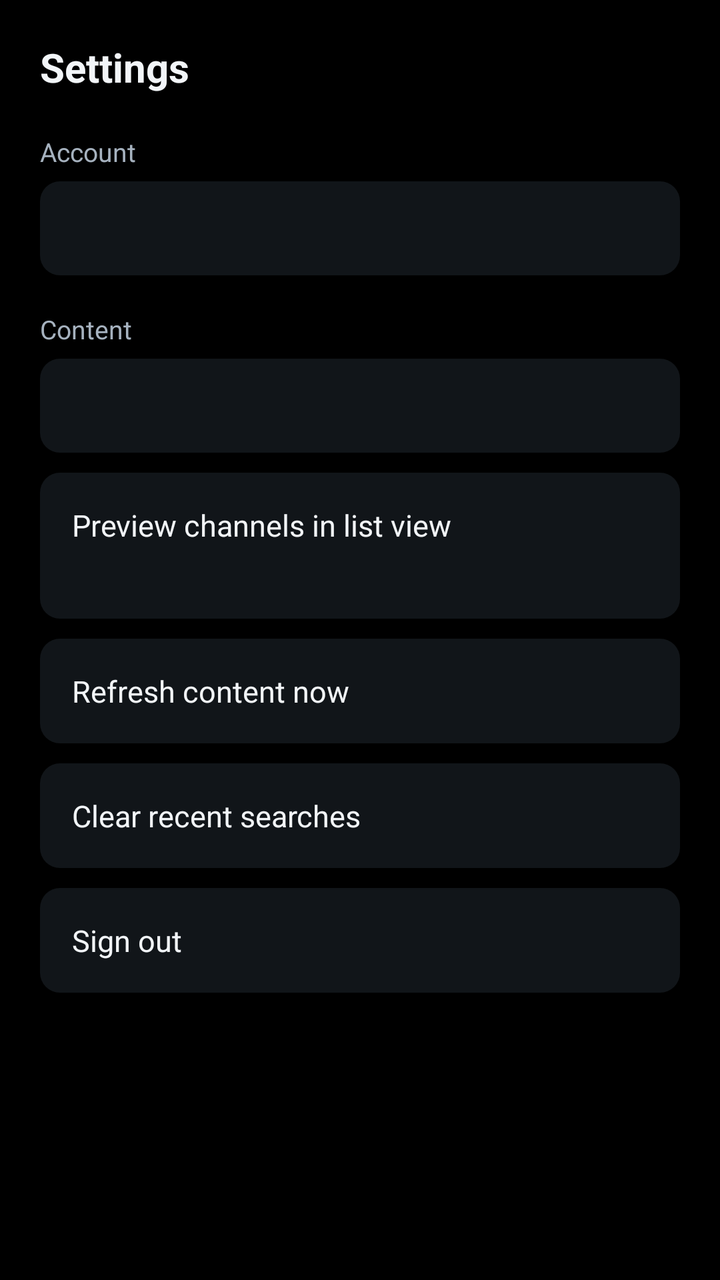
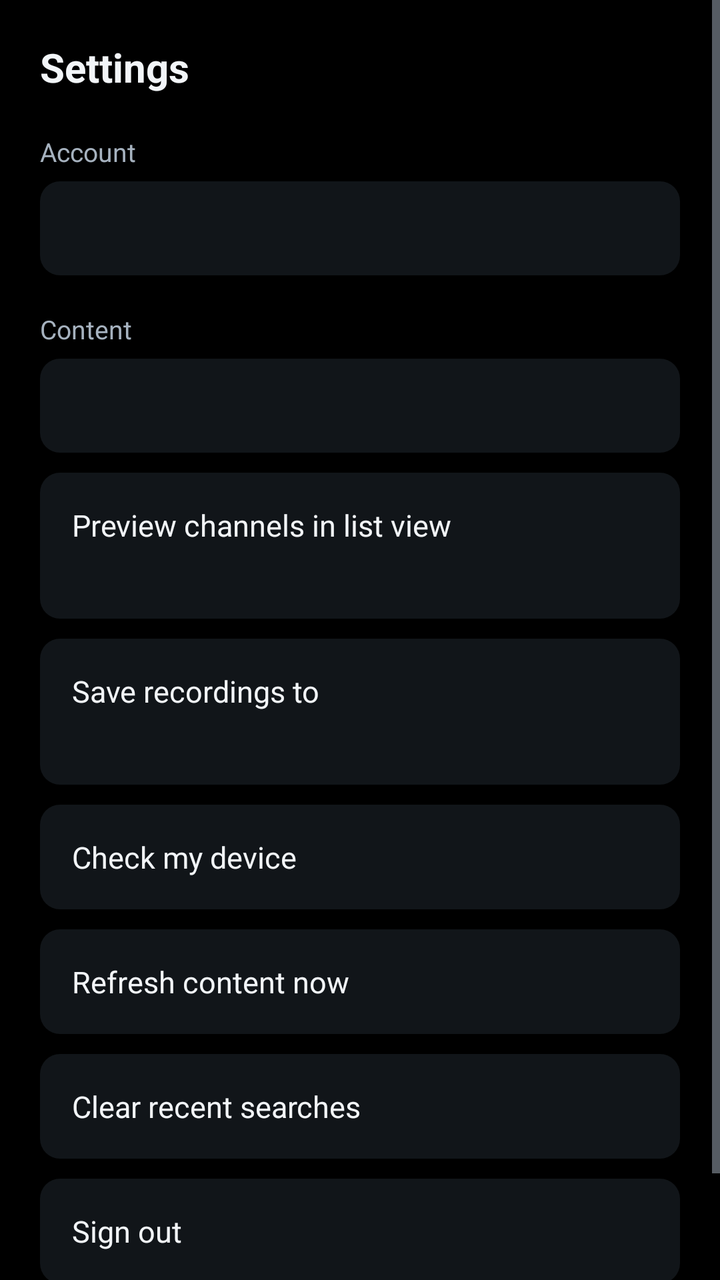

Before-and-after screenshots of an Android layout around one commit, followed by the original layout XML and the change that was made.
<!-- AndroidManifest.xml: application theme AppTheme -->
<!-- res/layout/activity_settings.xml -->
<?xml version="1.0" encoding="utf-8"?>
<ScrollView xmlns:android="http://schemas.android.com/apk/res/android"
    android:layout_width="match_parent"
    android:layout_height="match_parent"
    android:background="@color/bg_base"
    android:fillViewport="true">

    <LinearLayout
        android:layout_width="match_parent"
        android:layout_height="wrap_content"
        android:orientation="vertical"
        android:padding="20dp">

        <TextView
            android:layout_width="wrap_content"
            android:layout_height="wrap_content"
            android:text="@string/settings"
            android:textColor="@color/text_primary"
            android:textSize="20sp"
            android:textStyle="bold" />

        <TextView
            android:layout_width="wrap_content"
            android:layout_height="wrap_content"
            android:layout_marginTop="20dp"
            android:text="@string/account"
            android:textColor="@color/text_secondary"
            android:textSize="13sp" />

        <TextView
            android:id="@+id/accountSummary"
            android:layout_width="match_parent"
            android:layout_height="wrap_content"
            android:layout_marginTop="6dp"
            android:background="@drawable/bg_row"
            android:lineSpacingExtra="4dp"
            android:padding="14dp"
            android:textColor="@color/text_primary"
            android:textSize="14sp" />

        <TextView
            android:layout_width="wrap_content"
            android:layout_height="wrap_content"
            android:layout_marginTop="18dp"
            android:text="@string/content"
            android:textColor="@color/text_secondary"
            android:textSize="13sp" />

        <TextView
            android:id="@+id/catalogueSummary"
            android:layout_width="match_parent"
            android:layout_height="wrap_content"
            android:layout_marginTop="6dp"
            android:background="@drawable/bg_row"
            android:padding="14dp"
            android:textColor="@color/text_primary"
            android:textSize="14sp" />

        <LinearLayout
            android:id="@+id/previewRow"
            android:layout_width="match_parent"
            android:layout_height="wrap_content"
            android:layout_marginTop="10dp"
            android:background="@drawable/bg_row"
            android:clickable="true"
            android:focusable="true"
            android:orientation="vertical"
            android:padding="16dp">

            <TextView
                android:layout_width="match_parent"
                android:layout_height="wrap_content"
                android:text="@string/channel_preview"
                android:textColor="@color/text_primary"
                android:textSize="15sp" />

            <TextView
                android:id="@+id/previewState"
                android:layout_width="match_parent"
                android:layout_height="wrap_content"
                android:layout_marginTop="3dp"
                android:textColor="@color/text_secondary"
                android:textSize="13sp" />
        </LinearLayout>

        <TextView
            android:id="@+id/refreshRow"
            android:layout_width="match_parent"
            android:layout_height="wrap_content"
            android:layout_marginTop="10dp"
            android:background="@drawable/bg_row"
            android:clickable="true"
            android:focusable="true"
            android:padding="16dp"
            android:text="@string/refresh_content"
            android:textColor="@color/text_primary"
            android:textSize="15sp" />

        <TextView
            android:id="@+id/clearSearchRow"
            android:layout_width="match_parent"
            android:layout_height="wrap_content"
            android:layout_marginTop="10dp"
            android:background="@drawable/bg_row"
            android:clickable="true"
            android:focusable="true"
            android:padding="16dp"
            android:text="@string/clear_searches"
            android:textColor="@color/text_primary"
            android:textSize="15sp" />

        <TextView
            android:id="@+id/errorRow"
            android:layout_width="match_parent"
            android:layout_height="wrap_content"
            android:layout_marginTop="10dp"
            android:background="@drawable/bg_row"
            android:clickable="true"
            android:focusable="true"
            android:padding="16dp"
            android:text="@string/last_error"
            android:textColor="@color/text_primary"
            android:textSize="15sp"
            android:visibility="gone" />

        <TextView
            android:id="@+id/signOutRow"
            android:layout_width="match_parent"
            android:layout_height="wrap_content"
            android:layout_marginTop="10dp"
            android:background="@drawable/bg_row"
            android:clickable="true"
            android:focusable="true"
            android:padding="16dp"
            android:text="@string/sign_out"
            android:textColor="@color/text_primary"
            android:textSize="15sp" />

        <TextView
            android:id="@+id/versionLabel"
            android:layout_width="match_parent"
            android:layout_height="wrap_content"
            android:layout_marginTop="20dp"
            android:gravity="center"
            android:textColor="@color/text_secondary"
            android:textSize="12sp" />
    </LinearLayout>
</ScrollView>
<!-- resources referenced by this layout -->
<resources>
  <color name="bg_base">#FF000000</color>
  <color name="text_primary">#FFF2F5F8</color>
  <color name="text_secondary">#FFA6B2BF</color>
  <!-- drawable bg_row (drawable) -->
  <?xml version="1.0" encoding="utf-8"?>
  <selector xmlns:android="http://schemas.android.com/apk/res/android">
      <item android:state_focused="true">
          <shape android:shape="rectangle">
              <solid android:color="@color/focus_fill" />
              <corners android:radius="10dp" />
          </shape>
      </item>
      <item android:state_pressed="true">
          <shape android:shape="rectangle">
              <solid android:color="@color/focus_fill" />
              <corners android:radius="10dp" />
          </shape>
      </item>
      <item>
          <shape android:shape="rectangle">
              <solid android:color="@color/bg_surface" />
              <corners android:radius="10dp" />
          </shape>
      </item>
  </selector>
  <string name="account">Account</string>
  <string name="channel_preview">Preview channels in list view</string>
  <string name="clear_searches">Clear recent searches</string>
  <string name="content">Content</string>
  <string name="last_error">View last error report</string>
  <string name="refresh_content">Refresh content now</string>
  <string name="settings">Settings</string>
  <string name="sign_out">Sign out</string>
  <style name="AppTheme" parent="Theme.Material3.Dark.NoActionBar">
          <item name="colorPrimary">@color/brand_primary</item>
          <item name="colorPrimaryDark">@color/brand_primary_dark</item>
          <item name="colorSecondary">@color/brand_accent</item>
          <item name="android:windowBackground">@color/bg_base</item>
          <item name="android:statusBarColor">@color/bg_base</item>
          <item name="android:navigationBarColor">@color/bg_base</item>
          <item name="android:textColorPrimary">@color/text_primary</item>
          <item name="android:textColorSecondary">@color/text_secondary</item>
      </style>
  <color name="focus_fill">#FF2E7DF7</color>
  <color name="bg_surface">#FF111519</color>
  <color name="brand_primary">#FF2E7DF7</color>
  <color name="brand_primary_dark">#FF1B4FA8</color>
  <color name="brand_accent">#FF32D6A0</color>
</resources>

<!-- the commit's change to res/layout/activity_settings.xml (unified diff, before → after) -->
@@ -83,6 +83,47 @@
                 android:textSize="13sp" />
         </LinearLayout>
 
+        
+        <LinearLayout
+            android:id="@+id/storageRow"
+            android:layout_width="match_parent"
+            android:layout_height="wrap_content"
+            android:layout_marginTop="10dp"
+            android:background="@drawable/bg_row"
+            android:clickable="true"
+            android:focusable="true"
+            android:orientation="vertical"
+            android:padding="16dp">
+
+            <TextView
+                android:layout_width="match_parent"
+                android:layout_height="wrap_content"
+                android:text="@string/recording_storage_row"
+                android:textColor="@color/text_primary"
+                android:textSize="15sp" />
+
+            <TextView
+                android:id="@+id/storageState"
+                android:layout_width="match_parent"
+                android:layout_height="wrap_content"
+                android:layout_marginTop="3dp"
+                android:textColor="@color/text_secondary"
+                android:textSize="13sp" />
+        </LinearLayout>
+
+        <TextView
+            android:id="@+id/checkRow"
+            android:layout_width="match_parent"
+            android:layout_height="wrap_content"
+            android:layout_marginTop="10dp"
+            android:background="@drawable/bg_row"
+            android:clickable="true"
+            android:focusable="true"
+            android:padding="16dp"
+            android:text="@string/check_device"
+            android:textColor="@color/text_primary"
+            android:textSize="15sp" />
+
         <TextView
             android:id="@+id/refreshRow"
             android:layout_width="match_parent"
<!-- resource entries referenced after the edit -->
@@ -27,9 +27,11 @@
   </selector>
   <string name="account">Account</string>
   <string name="channel_preview">Preview channels in list view</string>
+  <string name="check_device">Check my device</string>
   <string name="clear_searches">Clear recent searches</string>
   <string name="content">Content</string>
   <string name="last_error">View last error report</string>
+  <string name="recording_storage_row">Save recordings to</string>
   <string name="refresh_content">Refresh content now</string>
   <string name="settings">Settings</string>
   <string name="sign_out">Sign out</string>
